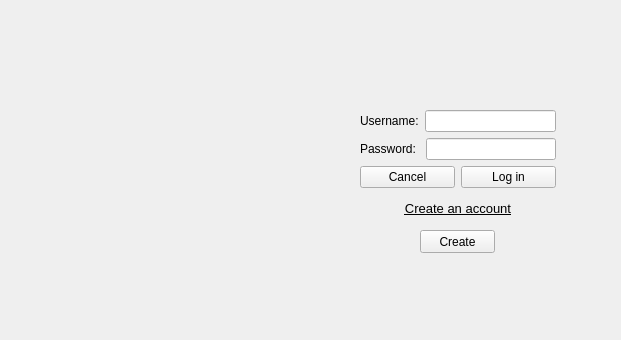
First picture: the form in login.ui, repository JiheoneyBaek/clinical_health_record_app_project, before the edit.
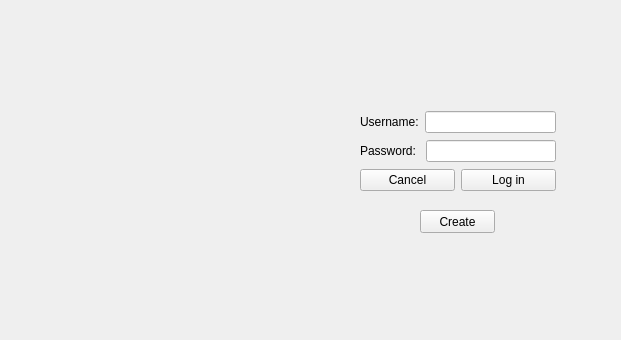
Second picture: the form after the edit. Icons and pictures are not drawn.

```diff
--- a/login.ui
+++ b/login.ui
@@ -54,7 +54,7 @@
       <x>360</x>
       <y>110</y>
       <width>196</width>
-      <height>113</height>
+      <height>83</height>
      </rect>
     </property>
     <layout class="QVBoxLayout" name="verticalLayout">
@@ -108,22 +108,6 @@
        </item>
       </layout>
      </item>
-     <item>
-      <widget class="QLabel" name="lblCreate">
-       <property name="font">
-        <font>
-         <pointsize>10</pointsize>
-         <underline>true</underline>
-        </font>
-       </property>
-       <property name="text">
-        <string>Create an account</string>
-       </property>
-       <property name="alignment">
-        <set>Qt::AlignCenter</set>
-       </property>
-      </widget>
-     </item>
     </layout>
    </widget>
    <widget class="QLabel" name="errorlog">
@@ -146,7 +130,7 @@
     <property name="geometry">
      <rect>
       <x>420</x>
-      <y>230</y>
+      <y>210</y>
       <width>75</width>
       <height>23</height>
      </rect>
```
